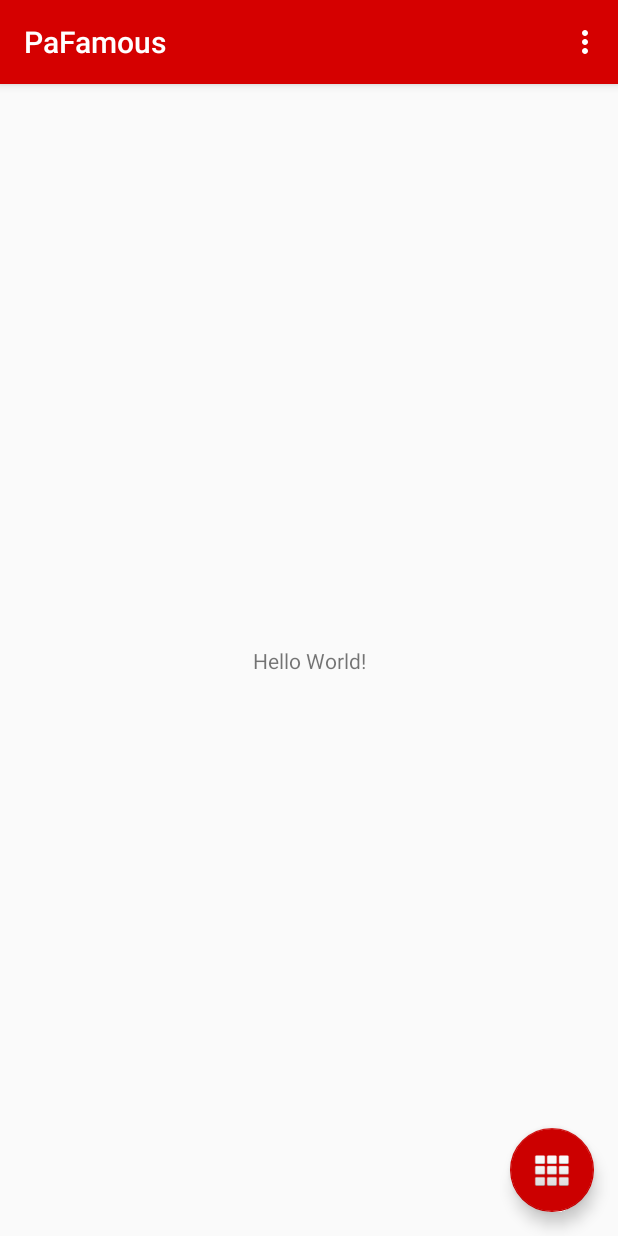
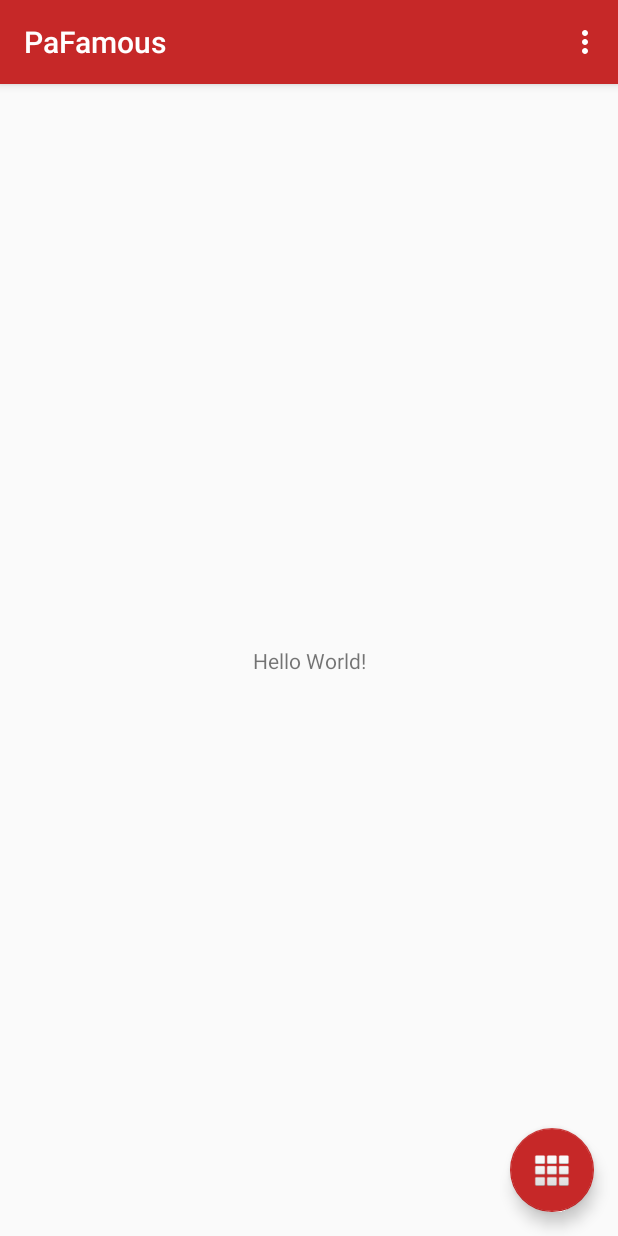
Before and after one commit to gredimano/FamousArtist, an Android app: the screen it shows after launch (MainActivity), on a phone screen of 412 x 824 dp. Run offline under Robolectric (Android 15) with nearby library versions, the phone set to English and light mode, and no system bars.

Commit message:
Update styles.

```diff
--- a/app/src/main/AndroidManifest.xml
+++ b/app/src/main/AndroidManifest.xml
@@ -12,7 +12,7 @@
         <activity
             android:name=".MainActivity"
             android:label="@string/app_name"
-            android:theme="@style/AppTheme.NoActionBar">
+            android:theme="@style/AppTheme">
             <intent-filter>
                 <action android:name="android.intent.action.MAIN" />
 
--- a/app/src/main/res/layout/activity_main.xml
+++ b/app/src/main/res/layout/activity_main.xml
@@ -28,7 +28,7 @@
         android:layout_height="wrap_content"
         android:layout_gravity="bottom|end"
         android:layout_margin="@dimen/fab_margin"
-        app:backgroundTint="@android:color/holo_red_dark"
+        app:backgroundTint="@color/colorPrimary"
         app:rippleColor="@android:color/holo_red_light"
         app:srcCompat="@android:drawable/ic_dialog_dialer" />
 
--- a/app/src/main/res/values/colors.xml
+++ b/app/src/main/res/values/colors.xml
@@ -1,6 +1,6 @@
 <?xml version="1.0" encoding="utf-8"?>
 <resources>
-    <color name="colorPrimary">#D50000</color>
-    <color name="colorPrimaryDark">#FF5252</color>
+    <color name="colorPrimary">#c62828</color>
+    <color name="colorPrimaryDark">#D50000</color>
     <color name="colorAccent">#FF4081</color>
 </resources>
--- a/app/src/main/res/values/styles.xml
+++ b/app/src/main/res/values/styles.xml
@@ -1,7 +1,7 @@
 <resources>
 
     <!-- Base application theme. -->
-    <style name="AppTheme" parent="Theme.AppCompat.Light.DarkActionBar">
+    <style name="AppTheme" parent="Theme.AppCompat.Light.NoActionBar">
         <!-- Customize your theme here. -->
         <item name="colorPrimary">@color/colorPrimary</item>
         <item name="colorPrimaryDark">@color/colorPrimaryDark</item>
```
